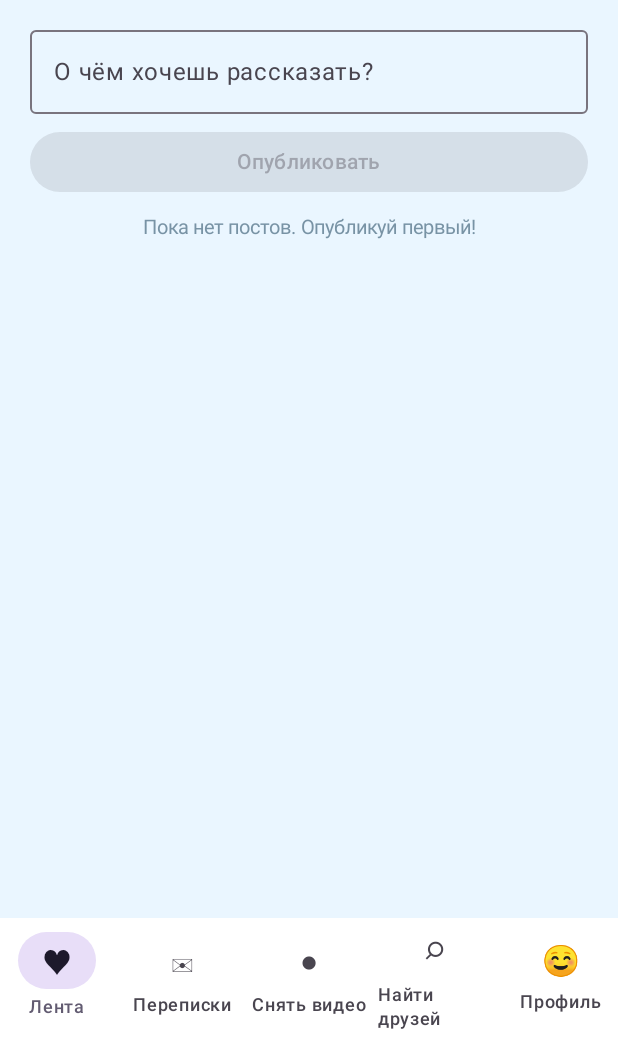
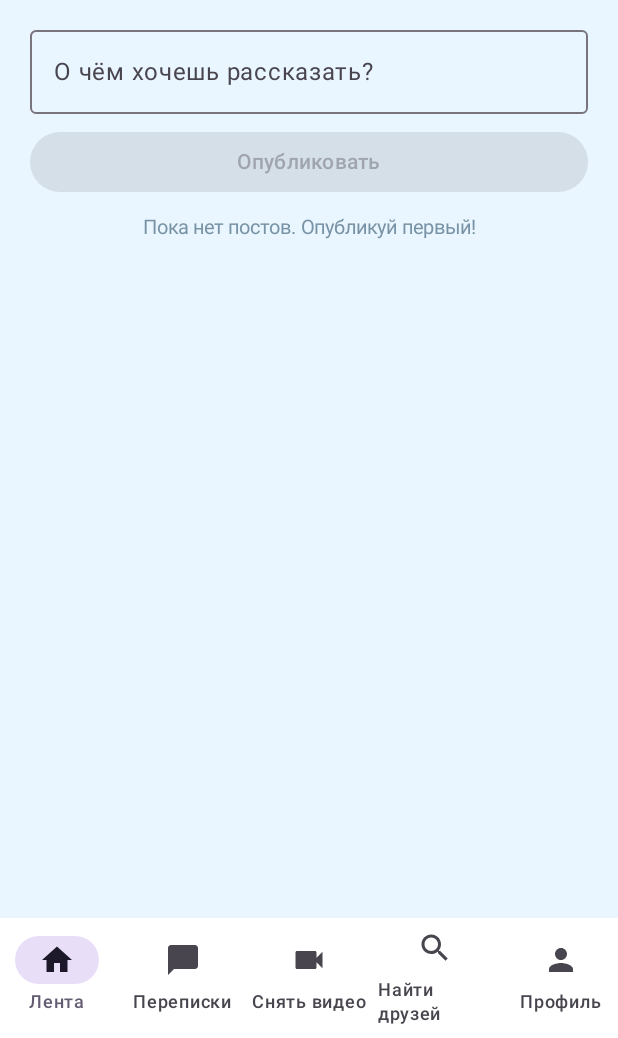
Before and after one commit to fudhuiwfhi4ehiu3/Zume1, an Android app built with Jetpack Compose: the composable ZumeHome shown on its own in the app's theme, on a phone screen of 412 x 824 dp, the part 198-1236 px from its top. Run offline under Robolectric (Android 15) with nearby library versions, the phone set to English and light mode, and no system bars; our stand-ins replace Firebase (no records; nobody signed in at launch, a user with empty details on screens opened directly).

Commit message:
Replace bottom navigation glyphs with Material icons

```diff
--- a/app/src/main/java/com/zume/app/MainActivity.kt
+++ b/app/src/main/java/com/zume/app/MainActivity.kt
@@ -23,6 +23,13 @@ import com.google.firebase.firestore.FirebaseFirestore
 import com.google.firebase.firestore.Query
 import androidx.compose.foundation.layout.padding
 import androidx.compose.foundation.shape.RoundedCornerShape
+import androidx.compose.material.icons.Icons
+import androidx.compose.material.icons.filled.ChatBubble
+import androidx.compose.material.icons.filled.Home
+import androidx.compose.material.icons.filled.Person
+import androidx.compose.material.icons.filled.Search
+import androidx.compose.material.icons.filled.Videocam
+import androidx.compose.material3.Icon
 import androidx.compose.material3.Button
 import androidx.compose.material3.ButtonDefaults
 import androidx.compose.material3.MaterialTheme
@@ -532,31 +539,31 @@ fun ZumeHome(onSignOut: () -> Unit) {
                 NavigationBarItem(
                     selected = selectedTab == 0,
                     onClick = { selectedTab = 0 },
-                    icon = { Text("♥", fontSize = 20.sp) },
+                    icon = { Icon(Icons.Filled.Home, contentDescription = "Лента") },
                     label = { Text("Лента") }
                 )
                 NavigationBarItem(
                     selected = selectedTab == 1,
                     onClick = { selectedTab = 1 },
-                    icon = { Text("✉", fontSize = 20.sp) },
+                    icon = { Icon(Icons.Filled.ChatBubble, contentDescription = "Переписки") },
                     label = { Text("Переписки") }
                 )
                 NavigationBarItem(
                     selected = selectedTab == 2,
                     onClick = { selectedTab = 2 },
-                    icon = { Text("●", fontSize = 20.sp) },
+                    icon = { Icon(Icons.Filled.Videocam, contentDescription = "Снять видео") },
                     label = { Text("Снять видео") }
                 )
                 NavigationBarItem(
                     selected = selectedTab == 3,
                     onClick = { selectedTab = 3 },
-                    icon = { Text("⌕", fontSize = 22.sp) },
+                    icon = { Icon(Icons.Filled.Search, contentDescription = "Найти друзей") },
                     label = { Text("Найти друзей") }
                 )
                 NavigationBarItem(
                     selected = selectedTab == 4,
                     onClick = { selectedTab = 4 },
-                    icon = { Text("☺", fontSize = 20.sp) },
+                    icon = { Icon(Icons.Filled.Person, contentDescription = "Профиль") },
                     label = { Text("Профиль") }
                 )
             }
```
